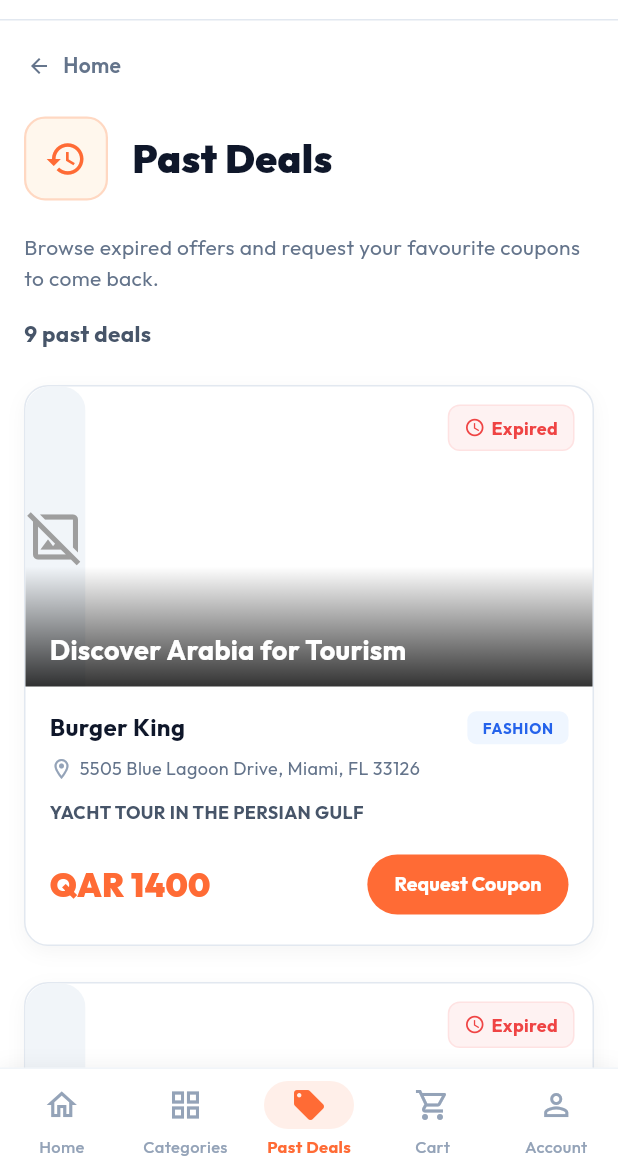
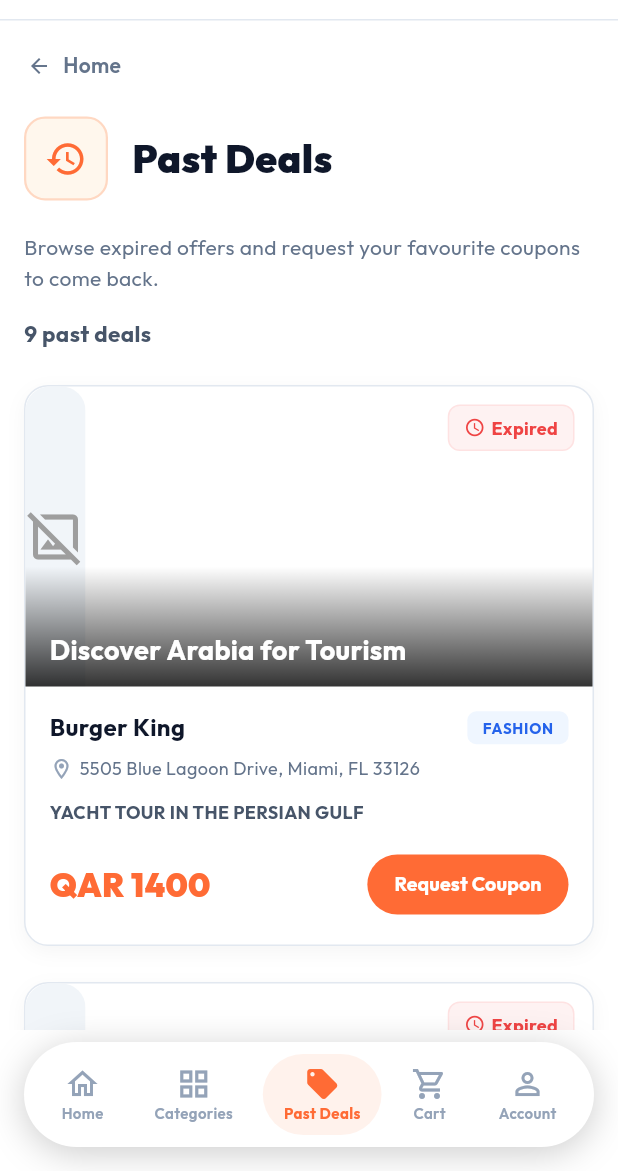
Before and after one commit to devsmarbu/qupon_flutter, a Flutter app: the MainPage screen opened directly, item 3 of the bottom bar chosen, on a phone screen of 412 x 824 dp, the part 65-1236 px from its top. Run offline on Flutter 3.47's test engine with Material 3 defaults, Android fonts, the light colour scheme and no system bars; our stand-ins replace dio, flutter_bloc, flutter_svg, freezed_annotation, shared_preferences; accounts and stored records are empty; network calls fail.

Commit message:
bug fixes and custom bottom bar

```diff
--- a/lib/src/features/account/presentation/forgot_password/bloc/forgot_password_bloc.dart
+++ b/lib/src/features/account/presentation/forgot_password/bloc/forgot_password_bloc.dart
@@ -21,7 +21,7 @@ class ForgotPasswordBloc extends Bloc<ForgotPasswordEvent, ForgotPasswordState>
     final phone = event.phone.trim();
 
     if (phone.isEmpty) {
-      emit(const ForgotPasswordFailure(error: 'Phone number cannot be empty'));
+      emit(ForgotPasswordFailure(error: 'Phone number cannot be empty'));
       return;
     }
 
@@ -31,12 +31,12 @@ class ForgotPasswordBloc extends Bloc<ForgotPasswordEvent, ForgotPasswordState>
       if (sanitizedPhone.length == 8) {
         formattedPhone = '+974$sanitizedPhone';
       } else {
-        emit(const ForgotPasswordFailure(error: 'Please enter a valid 8-digit mobile number'));
+        emit(ForgotPasswordFailure(error: 'Please enter a valid 8-digit mobile number'));
         return;
       }
     } else {
       if (sanitizedPhone.length < 11) {
-        emit(const ForgotPasswordFailure(error: 'Please enter a valid mobile number with country code'));
+        emit(ForgotPasswordFailure(error: 'Please enter a valid mobile number with country code'));
         return;
       }
     }
--- a/lib/src/features/account/presentation/otp/bloc/otp_bloc.dart
+++ b/lib/src/features/account/presentation/otp/bloc/otp_bloc.dart
@@ -24,12 +24,12 @@ class OtpBloc extends Bloc<OtpEvent, OtpState> {
     final otp = event.otp.trim();
 
     if (otp.isEmpty) {
-      emit(const OtpFailure(error: 'OTP code cannot be empty'));
+      emit(OtpFailure(error: 'OTP code cannot be empty'));
       return;
     }
 
     if (otp.length != 6) {
-      emit(const OtpFailure(error: 'OTP code must be exactly 6 digits'));
+      emit(OtpFailure(error: 'OTP code must be exactly 6 digits'));
       return;
     }
 
--- a/lib/src/features/animal_care/presentation/pages/animal_care_page.dart
+++ b/lib/src/features/animal_care/presentation/pages/animal_care_page.dart
@@ -56,7 +56,7 @@ class AnimalCarePage extends StatelessWidget {
             ),
 
             // ── Footer ────────────────────────────────────────────────────
-            const AppFooter(),
+            // const AppFooter(),
           ],
         ),
       ),
--- a/lib/src/features/cart/presentation/pages/cart_page.dart
+++ b/lib/src/features/cart/presentation/pages/cart_page.dart
@@ -133,7 +133,7 @@ class CartPage extends StatelessWidget {
                 const SizedBox(height: 48),
 
                 // ── Footer ────────────────────────────────────────────────────
-                const AppFooter(),
+                // const AppFooter(),
               ],
             ),
           );
--- a/lib/src/features/main/presentation/pages/categories_page.dart
+++ b/lib/src/features/main/presentation/pages/categories_page.dart
@@ -174,7 +174,7 @@ class CategoriesPage extends StatelessWidget {
               ),
             ),
             const SizedBox(height: 40),
-            const AppFooter(),
+            // const AppFooter(),
           ],
         ),
       ),
--- a/lib/src/features/main/presentation/pages/main_page.dart
+++ b/lib/src/features/main/presentation/pages/main_page.dart
@@ -192,6 +192,7 @@ class MainPageState extends State<MainPage> {
 
     return Scaffold(
       backgroundColor: Colors.white,
+      extendBody: true,
       appBar: AppBar(
         backgroundColor: Colors.white,
         elevation: 0,
@@ -243,7 +244,10 @@ class MainPageState extends State<MainPage> {
         ],
       ),
       body: _buildBody(_selectedIndex),
-      bottomNavigationBar: Column(
+      bottomNavigationBar: Material(
+        color: Colors.transparent,
+        elevation: 0,
+        child: Column(
           mainAxisSize: MainAxisSize.min,
           children: [
             if (_selectedIndex == 3) // Cart is index 3 now
@@ -256,28 +260,39 @@ class MainPageState extends State<MainPage> {
             _buildBottomNavigationBar(context, isArabic),
           ],
         ),
+      ),
     );
   }
 
   Widget _buildBottomNavigationBar(BuildContext context, bool isArabic) {
     final l10n = AppLocalizations.of(context)!;
     return Container(
+      color: Colors.transparent,
+      padding: EdgeInsets.only(
+        left: 16,
+        right: 16,
+        bottom: MediaQuery.of(context).padding.bottom > 0
+            ? MediaQuery.of(context).padding.bottom + 8
+            : 16,
+        top: 8,
+      ),
+      child:
+      Container(
         decoration: BoxDecoration(
           color: Colors.white,
+          borderRadius: BorderRadius.circular(35),
           boxShadow: [
             BoxShadow(
-            color: Colors.black.withValues(alpha: 0.05),
-            blurRadius: 10,
-            offset: const Offset(0, -2),
+              color: Colors.black.withValues(alpha: 0.2),
+              blurRadius: 20,
+              offset: const Offset(0, 4),
             ),
           ],
-        border: const Border(
-          top: BorderSide(color: Color(0xFFF1F5F9), width: 1),
         ),
-      ),
-      padding: const EdgeInsets.symmetric(vertical: 8),
+        padding: const EdgeInsets.symmetric(vertical: 8, horizontal: 8),
         child: SafeArea(
           top: false,
+          bottom: false,
           child: Row(
             mainAxisAlignment: MainAxisAlignment.spaceAround,
             children: [
@@ -320,6 +335,7 @@ class MainPageState extends State<MainPage> {
             ],
           ),
         ),
+      ),
     );
   }
 
@@ -355,18 +371,18 @@ class MainPageState extends State<MainPage> {
         });
       },
       behavior: HitTestBehavior.opaque,
+      child: AnimatedContainer(
+        duration: const Duration(milliseconds: 200),
+        padding: const EdgeInsets.symmetric(horizontal: 14, vertical: 8),
+        decoration: BoxDecoration(
+          color: isSelected ? const Color(0xFFFFF2EC) : const Color(0x00FFF2EC),
+          borderRadius: BorderRadius.circular(28),
+        ),
         child: Column(
           mainAxisSize: MainAxisSize.min,
+          mainAxisAlignment: MainAxisAlignment.center,
           children: [
-          Container(
-            width: 60,
-            height: 32,
-            decoration: BoxDecoration(
-              borderRadius: BorderRadius.circular(16),
-              color: isSelected ? const Color(0xFFFFEFE9) : Colors.transparent,
-            ),
-            child: Center(
-              child: badgeCount > 0
+            badgeCount > 0
                 ? Badge(
                     backgroundColor: const Color(0xFFFF6B35),
                     label: Text(
@@ -388,18 +404,17 @@ class MainPageState extends State<MainPage> {
                     color: color,
                     size: 24,
                   ),
-            ),
-          ),
-          const SizedBox(height: 4),
+            // const SizedBox(height: 4),
             Text(
               label,
               style: TextStyle(
-              fontSize: 11,
-              fontWeight: isSelected ? FontWeight.bold : FontWeight.w500,
+                fontSize: 10,
+                fontWeight: isSelected ? FontWeight.bold : FontWeight.w600,
                 color: color,
               ),
             ),
           ],
+        ),
       ),
     );
   }
--- a/lib/src/features/past_deals/presentation/pages/past_deals_page.dart
+++ b/lib/src/features/past_deals/presentation/pages/past_deals_page.dart
@@ -141,7 +141,7 @@ class PastDealsPage extends StatelessWidget {
             const SizedBox(height: 32),
 
             // ── Footer ────────────────────────────────────────────────────
-            const AppFooter(),
+            // const AppFooter(),
           ],
         ),
       ),
```
Also changed, not shown: lib/src/core/widgets/custom_snack_bar.dart (added, +42 -0 lines), lib/src/features/account/presentation/forgot_password/view/forgot_password_page.dart (+3 -22 lines), lib/src/features/account/presentation/login/bloc/login_bloc.dart (+4 -4 lines), lib/src/features/account/presentation/login/view/login_page.dart (+5 -24 lines), lib/src/features/account/presentation/otp/view/otp_verification_page.dart (+5 -24 lines), lib/src/features/account/presentation/register/bloc/register_bloc.dart (+9 -9 lines), lib/src/features/account/presentation/register/view/register_page.dart (+5 -24 lines), lib/src/features/offers/presentation/pages/category_offers_page.dart (+31 -30 lines), lib/src/features/offers/presentation/pages/product_detail_page.dart (+28 -27 lines). Lines whose indentation alone changed are shown as unchanged.
